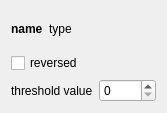
Before: the Qt Designer form ui/ThresholdImage.ui in Hboni/francis, drawn with Qt 5.
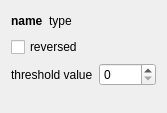
After: the same form once the commit is applied.

```diff
--- a/ui/ThresholdImage.ui
+++ b/ui/ThresholdImage.ui
@@ -89,6 +89,19 @@
      <item>
       <layout class="QHBoxLayout" name="visu"/>
      </item>
+     <item>
+      <spacer name="verticalSpacer">
+       <property name="orientation">
+        <enum>Qt::Vertical</enum>
+       </property>
+       <property name="sizeHint" stdset="0">
+        <size>
+         <width>20</width>
+         <height>40</height>
+        </size>
+       </property>
+      </spacer>
+     </item>
     </layout>
    </item>
   </layout>
```
